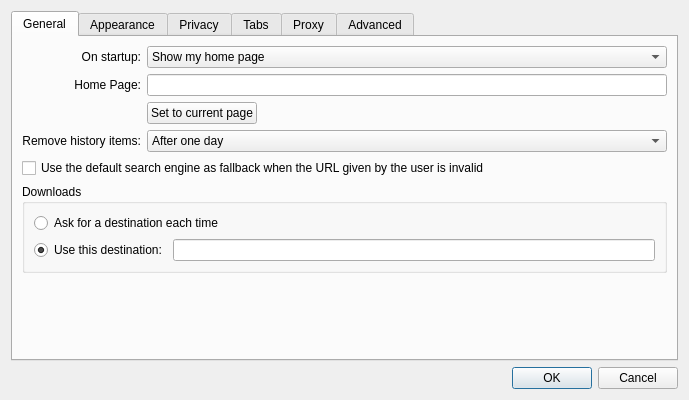
Above: src/settings.ui from EndorphinBrowser/browser before the change. Below: the same form after it.
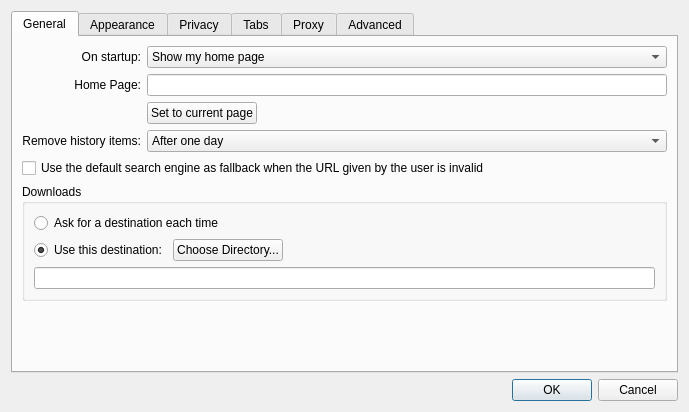
That is the form after the change.

Commit message: [PATCH] Added file dialog to download location settings.

```diff
--- a/src/settings.ui
+++ b/src/settings.ui
@@ -7,7 +7,7 @@
     <x>0</x>
     <y>0</y>
     <width>689</width>
-    <height>400</height>
+    <height>412</height>
    </rect>
   </property>
   <property name="windowTitle">
@@ -185,14 +185,34 @@
              </widget>
             </item>
             <item>
-             <widget class="QLineEdit" name="downloadsLocation">
-              <property name="layoutDirection">
-               <enum>Qt::LeftToRight</enum>
+             <widget class="QPushButton" name="downloadDirectoryButton">
+              <property name="text">
+               <string>Choose Directory...</string>
               </property>
              </widget>
             </item>
+            <item>
+             <spacer name="horizontalSpacer_5">
+              <property name="orientation">
+               <enum>Qt::Horizontal</enum>
+              </property>
+              <property name="sizeHint" stdset="0">
+               <size>
+                <width>40</width>
+                <height>20</height>
+               </size>
+              </property>
+             </spacer>
+            </item>
            </layout>
           </item>
+          <item>
+           <widget class="QLineEdit" name="downloadsLocation">
+            <property name="layoutDirection">
+             <enum>Qt::LeftToRight</enum>
+            </property>
+           </widget>
+          </item>
          </layout>
         </widget>
        </item>
```
Left out of the diff: 22 changed lines with no effect on the pictures. The commit also changes 2 other files.
